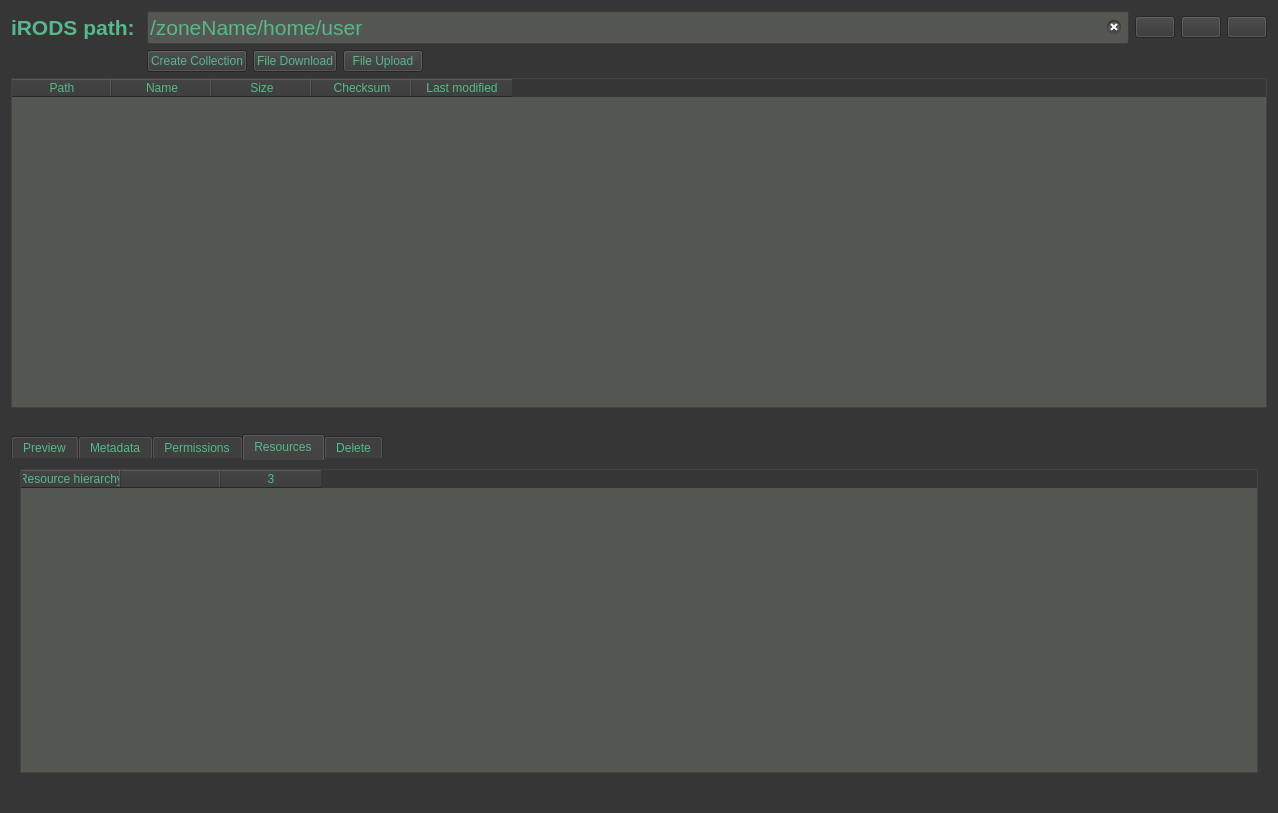
First picture: the form in gui/ui_files/tabBrowser.ui, repository iBridges-for-iRODS/iBridges, before the edit.
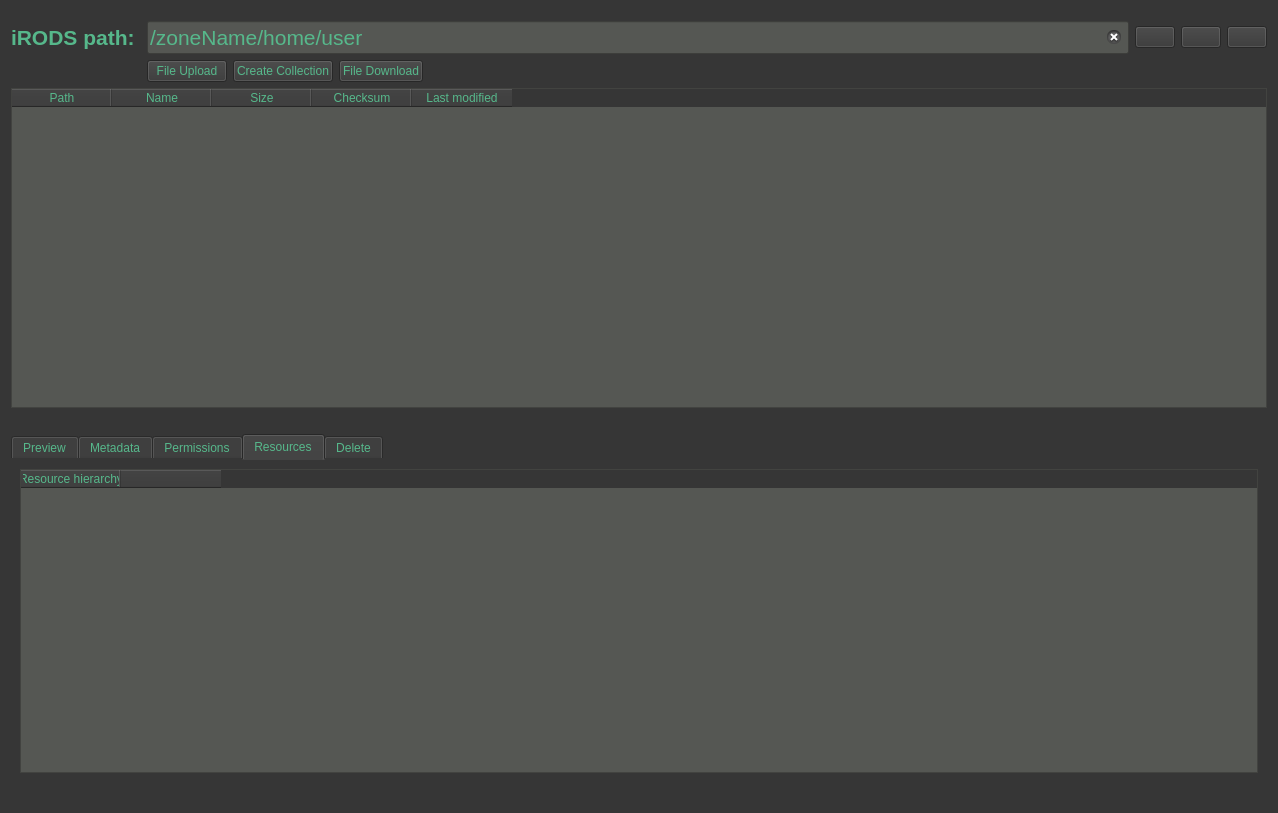
Second picture: the form after the edit. The open tabs and pages were chosen to show the change. Icons and pictures are not drawn.

Commit message: [chstaiger#26] Merge upstream changes

```diff
--- a/gui/ui_files/tabBrowser.ui
+++ b/gui/ui_files/tabBrowser.ui
@@ -52,6 +52,22 @@
 }</string>
   </property>
   <layout class="QVBoxLayout" name="verticalLayout">
+   <item>
+    <spacer name="verticalSpacer_13">
+     <property name="orientation">
+      <enum>Qt::Vertical</enum>
+     </property>
+     <property name="sizeType">
+      <enum>QSizePolicy::Minimum</enum>
+     </property>
+     <property name="sizeHint" stdset="0">
+      <size>
+       <width>20</width>
+       <height>10</height>
+      </size>
+     </property>
+    </spacer>
+   </item>
    <item>
     <layout class="QGridLayout" name="gridLayout">
      <item row="0" column="0">
@@ -117,7 +133,7 @@
        </property>
       </widget>
      </item>
-     <item row="0" column="6">
+     <item row="0" column="4">
       <widget class="QPushButton" name="homeButton">
        <property name="text">
         <string/>
@@ -128,8 +144,18 @@
        </property>
       </widget>
      </item>
+     <item row="1" column="0">
+      <layout class="QHBoxLayout" name="horizontalLayout_4"/>
+     </item>
      <item row="1" column="1">
       <layout class="QHBoxLayout" name="horizontalLayout_5">
+       <item>
+        <widget class="QPushButton" name="UploadButton">
+         <property name="text">
+          <string>File Upload</string>
+         </property>
+        </widget>
+       </item>
        <item>
         <widget class="QPushButton" name="createCollButton">
          <property name="text">
@@ -144,13 +170,6 @@
          </property>
         </widget>
        </item>
-       <item>
-        <widget class="QPushButton" name="UploadButton">
-         <property name="text">
-          <string>File Upload</string>
-         </property>
-        </widget>
-       </item>
        <item>
         <spacer name="horizontalSpacer">
          <property name="orientation">
@@ -593,7 +612,6 @@
            </item>
           </widget>
          </item>
-         <!-- <item row="7" column="3"> -->
          <item row="6" column="4">
           <widget class="QPushButton" name="aclAddButton">
            <property name="font">
@@ -653,9 +671,6 @@
          <property name="selectionBehavior">
           <enum>QAbstractItemView::SelectRows</enum>
          </property>
-         <property name="columnCount">
-          <number>3</number>
-         </property>
          <column>
           <property name="text">
            <string>Resource hierarchy</string>
@@ -666,11 +681,6 @@
            <string/>
           </property>
          </column>
-
-
-
-
-
         </widget>
        </item>
       </layout>
```
